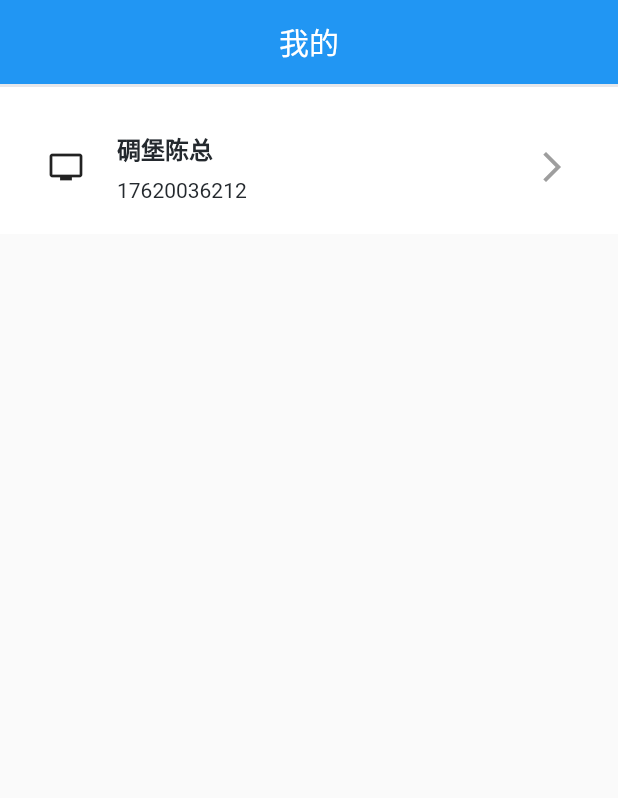
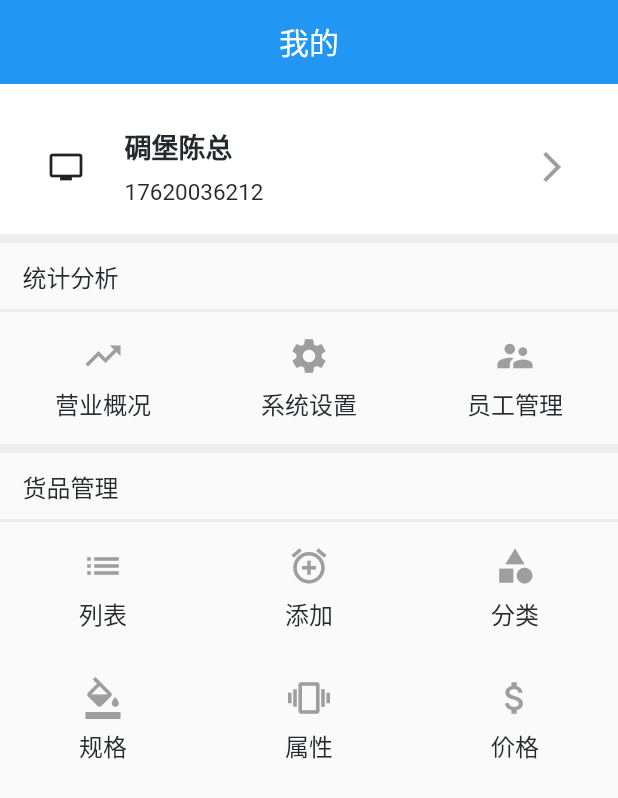
Before and after one commit to RonadoLong/good_app, a Flutter app: the MinePage screen opened directly, on a phone screen of 412 x 824 dp. Shown: the top 798 px of the screen. Run offline on Flutter 3.47's test engine with Material 2 defaults, Android fonts, the phone set to English and light mode, and no system bars; our stand-ins replace flutter_spinkit; missing offline and left inert: flustars.

Commit message:
完善我的页面

```diff
--- a/lib/compoent/CustomWidget.dart
+++ b/lib/compoent/CustomWidget.dart
@@ -4,7 +4,7 @@ import 'package:flutter_spinkit/flutter_spinkit.dart';
 
 class CustomWidget {
   // BuildAppBar 构建导航栏
-  static AppBar BuildAppBar(String title, BuildContext context) {
+  static AppBar buildAppBar(String title, BuildContext context) {
     return new AppBar(
       title: new Text(title, style: new TextStyle(color: Colors.white)),
       centerTitle: true,
@@ -44,7 +44,7 @@ class CustomWidget {
   }
 
   ///上拉加载更多
-  static Widget BuildLoadMoreView() {
+  static Widget buildLoadMoreView() {
     Widget bottomWidget =
         new Row(mainAxisAlignment: MainAxisAlignment.center, children: <Widget>[
       new SpinKitThreeBounce(color: Color(0xFF24292E)),
@@ -60,7 +60,7 @@ class CustomWidget {
     );
   }
 
-  static Container BuildLogImage(String url) {
+  static Container buildLogImage(String url) {
     var avatar = url == null
         ? "http://gp.axinmama.com/public/static/home/img/moblie/default-user-img5.png"
         : url;
@@ -80,18 +80,36 @@ class CustomWidget {
     );
   }
 
-  static Widget BuildLineView(double height) {
+  // 构建横线的试图
+  static Widget buildLineView(double height) {
     return Container(
       height: height >= 0 ? 2 : height,
       color: Color.fromARGB(50, 183, 187, 197),
     );
   }
 
-  static Widget BuildLoadingView() {
+  // 构建加载试图
+  static Widget buildLoadingView() {
    return new Center(
         child: CircularProgressIndicator(
           backgroundColor: UIData.refresh_color,
         ),
       );
   }
+
+  // 构建图片在上文字在下的控件
+  static Widget buildImageTextBtn(Widget image, String title,Function onTap) {
+    return Container(
+      padding: EdgeInsets.all(15),
+      child: Column(
+        crossAxisAlignment: CrossAxisAlignment.center,
+        mainAxisAlignment: MainAxisAlignment.center,
+        children: <Widget>[
+          image,
+          Padding(padding: EdgeInsets.only(top: 6),),
+          Text(title,style: TextStyle(color: UIData.normal_font_color, fontSize: 16),)
+        ],
+      ),
+    );
+  }
 }
--- a/lib/page/card/CardPage.dart
+++ b/lib/page/card/CardPage.dart
@@ -14,7 +14,7 @@ class CardPageState extends State<CardPage> {
   @override
   Widget build(BuildContext context) {
     return Scaffold(
-      appBar: CustomWidget.BuildAppBar("出货车", context),
+      appBar: CustomWidget.buildAppBar("出货车", context),
       body: Text("出货车"),
     );
   }
--- a/lib/page/home/HomePage.dart
+++ b/lib/page/home/HomePage.dart
@@ -62,7 +62,7 @@ class HomePageState extends State<HomePage> with AutomaticKeepAliveClientMixin {
 
   Widget _createBody(BuildContext context) {
     if (contents == null) {
-      return CustomWidget.BuildLoadingView();
+      return CustomWidget.buildLoadingView();
     }
     if (contents.length == 0 || contents.isEmpty) {
       return new Center(
@@ -87,10 +87,10 @@ class HomePageState extends State<HomePage> with AutomaticKeepAliveClientMixin {
                 onTap: () {
                   print(consumer.id);
                 },
-                child: CreateCell(consumer),
+                child: createCell(consumer),
               );
             } else {
-              return CustomWidget.BuildLoadMoreView(); //展示加载loading框
+              return CustomWidget.buildLoadMoreView(); //展示加载loading框
             }
           },
           physics: const AlwaysScrollableScrollPhysics(),
--- a/lib/page/home/view/HomeCell.dart
+++ b/lib/page/home/view/HomeCell.dart
@@ -3,7 +3,7 @@ import 'package:good_app/page/home/model/Consumer.dart';
 import 'package:good_app/utils/UIData.dart';
 
 // CreateCell 构建cell
-Container CreateCell(Consumer consumer) {
+Container createCell(Consumer consumer) {
   return Container(
     padding: EdgeInsets.only(top: 10, bottom: 10, left: 20, right: 20),
     child: Row(
--- a/lib/page/mine/MinePage.dart
+++ b/lib/page/mine/MinePage.dart
@@ -1,3 +1,6 @@
+import 'dart:async';
+
+import 'package:flutter/cupertino.dart';
 import 'package:flutter/material.dart';
 import 'package:good_app/compoent/CustomWidget.dart';
 import 'package:good_app/utils/UIData.dart';
@@ -15,21 +18,41 @@ class MinePageState extends State<MinePage> {
     super.initState();
   }
 
+  Future<void> _handleRefresh() {
+    final Completer<void> completer = Completer<void>();
+    Timer(const Duration(seconds: 1), () {
+      completer.complete();
+    });
+    return completer.future.then<void>((_) {
+      print("REFRESH_REQIEST");
+    });
+  }
+
   @override
   Widget build(BuildContext context) {
+    List<Widget> rows = [
+      _createHeader(),
+      CustomWidget.buildLineView(20),
+      buildContent(),
+      CustomWidget.buildLineView(20),
+      buildGrid(),
+    ];
+    var listView = RefreshIndicator(
+      onRefresh: (() => _handleRefresh()),
+      color: UIData.refresh_color, //刷新控件的颜色
+      child: ListView.separated(
+        physics: const AlwaysScrollableScrollPhysics(),
+        separatorBuilder: (context, idx) {
+          return CustomWidget.buildLineView(8);
+        },
+        itemCount: 5,
+        itemBuilder: (context, i) => rows[i],
+      ),
+    );
+
     return Scaffold(
-      appBar: CustomWidget.BuildAppBar("我的", context),
-      body: SafeArea(
-        child: Stack(
-          children: <Widget>[
-            _createHeader(),
-            CustomWidget.BuildLineView(8),
-            buildContent(),
-            CustomWidget.BuildLineView(8),
-            buildGrid(),
-          ],
-        ),
-      ),
+      appBar: CustomWidget.buildAppBar("我的", context),
+      body: listView,
     );
   }
 
@@ -50,22 +73,33 @@ class MinePageState extends State<MinePage> {
                 icon: Icon(Icons.personal_video),
                 onPressed: () {},
               ),
-              Padding(padding: EdgeInsets.only(left: 10,)),
+              Padding(padding: EdgeInsets.only(left: 15)),
               Column(
                 mainAxisAlignment: MainAxisAlignment.center,
                 crossAxisAlignment: CrossAxisAlignment.start,
                 children: <Widget>[
-                  Text("碉堡陈总", style: TextStyle(fontSize: 16, fontWeight: FontWeight.w600, color: UIData.normal_font_color),),
+                  Text(
+                    "碉堡陈总",
+                    style: TextStyle(
+                        fontSize: 18,
+                        fontWeight: FontWeight.w600,
+                        color: UIData.normal_font_color),
+                  ),
                   Padding(
                     padding: EdgeInsets.only(top: 8),
                   ),
-                  Text("17620036212", style: TextStyle(fontSize: 14, color: UIData.normal_font_color)),
+                  Text("17620036212",
+                      style: TextStyle(
+                          fontSize: 15, color: UIData.normal_font_color)),
                 ],
               ),
             ],
           ),
           IconButton(
-            icon: Icon(Icons.arrow_forward_ios,color: UIData.normal_line_color,),
+            icon: Icon(
+              Icons.arrow_forward_ios,
+              color: UIData.normal_line_color,
+            ),
             onPressed: () {},
           ),
         ],
@@ -75,11 +109,87 @@ class MinePageState extends State<MinePage> {
 
   // 统计分析
   Widget buildContent() {
-    return Container();
+    return Container(
+      child: Column(
+        crossAxisAlignment: CrossAxisAlignment.start,
+        children: <Widget>[
+          buildHeaderTitleView("统计分析"),
+          CustomWidget.buildLineView(2),
+          Row(
+            crossAxisAlignment: CrossAxisAlignment.center,
+            mainAxisAlignment: MainAxisAlignment.spaceAround,
+            children: <Widget>[
+              CustomWidget.buildImageTextBtn(buildIconFromIconData(Icons.trending_up, 28), "营业概况",
+                  () {
+                print("1");
+              }),
+              CustomWidget.buildImageTextBtn(buildIconFromIconData(Icons.settings, 28), "系统设置",
+                  () {
+                print("2");
+              }),
+              CustomWidget.buildImageTextBtn(buildIconFromIconData(Icons.supervisor_account, 28), "员工管理",
+                  () {
+                print("3");
+              }),
+            ],
+          )
+        ],
+      ),
+    );
   }
 
   // 九宫格
   Widget buildGrid() {
-    return Container();
+    return Column(
+      crossAxisAlignment: CrossAxisAlignment.start,
+      children: <Widget>[
+        buildHeaderTitleView("货品管理"),
+        CustomWidget.buildLineView(2),
+        Row(
+          crossAxisAlignment: CrossAxisAlignment.center,
+          mainAxisAlignment: MainAxisAlignment.spaceAround,
+          children: <Widget>[
+            CustomWidget.buildImageTextBtn(buildIconFromIconData(Icons.list, 28), "列表", () {
+              print("1");
+            }),
+            CustomWidget.buildImageTextBtn(buildIconFromIconData(Icons.add_alarm, 28), "添加", () {
+              print("2");
+            }),
+            CustomWidget.buildImageTextBtn(buildIconFromIconData(Icons.category, 28), "分类", () {
+              print("3");
+            }),
+          ],
+        ),
+        Row(
+          crossAxisAlignment: CrossAxisAlignment.center,
+          mainAxisAlignment: MainAxisAlignment.spaceAround,
+          children: <Widget>[
+            CustomWidget.buildImageTextBtn(buildIconFromIconData(Icons.format_color_fill, 28), "规格", () {
+              print("4");
+            }),
+            CustomWidget.buildImageTextBtn(buildIconFromIconData(Icons.vibration, 28), "属性", () {
+              print("5");
+            }),
+            CustomWidget.buildImageTextBtn(buildIconFromIconData(Icons.attach_money, 28), "价格", () {
+              print("6");
+            }),
+          ],
+        )
+      ],
+    );
+  }
+
+  Widget buildHeaderTitleView(String text) {
+    return Container(
+      padding: EdgeInsets.fromLTRB(15, 10, 10, 10),
+      child: Text(
+        text,
+        style: TextStyle(color: UIData.normal_font_color, fontSize: 16),
+      ),
+    );
+  }
+
+  Widget buildIconFromIconData(IconData iconData, double size) {
+    return Icon(iconData, color: UIData.normal_line_color, size: size);
   }
 }
--- a/lib/page/order/OrderPage.dart
+++ b/lib/page/order/OrderPage.dart
@@ -14,7 +14,7 @@ class OrderPageState extends State<OrderPage> {
   @override
   Widget build(BuildContext context) {
     return Scaffold(
-      appBar: CustomWidget.BuildAppBar("订单", context),
+      appBar: CustomWidget.buildAppBar("订单", context),
       body: Text("订单"),
     );
   }
```
